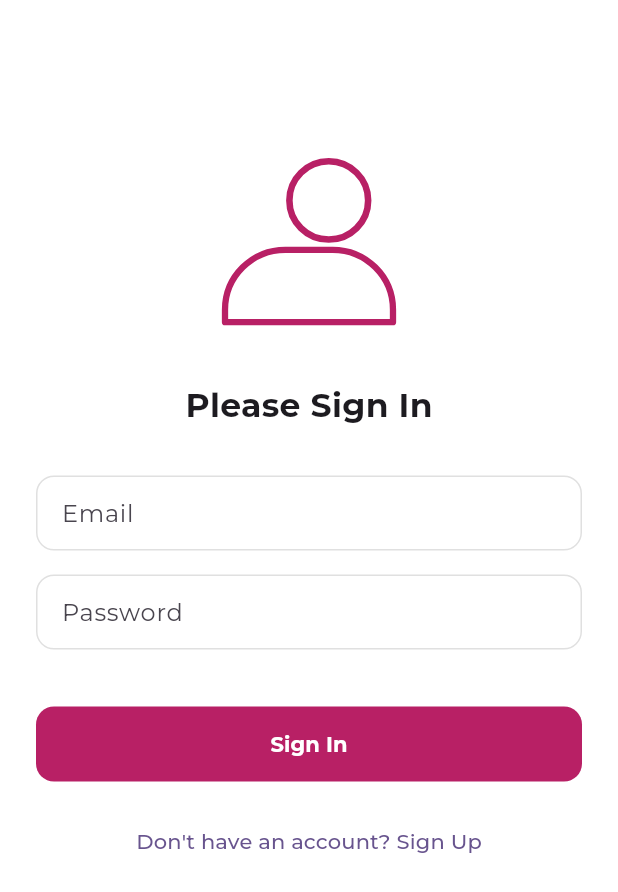
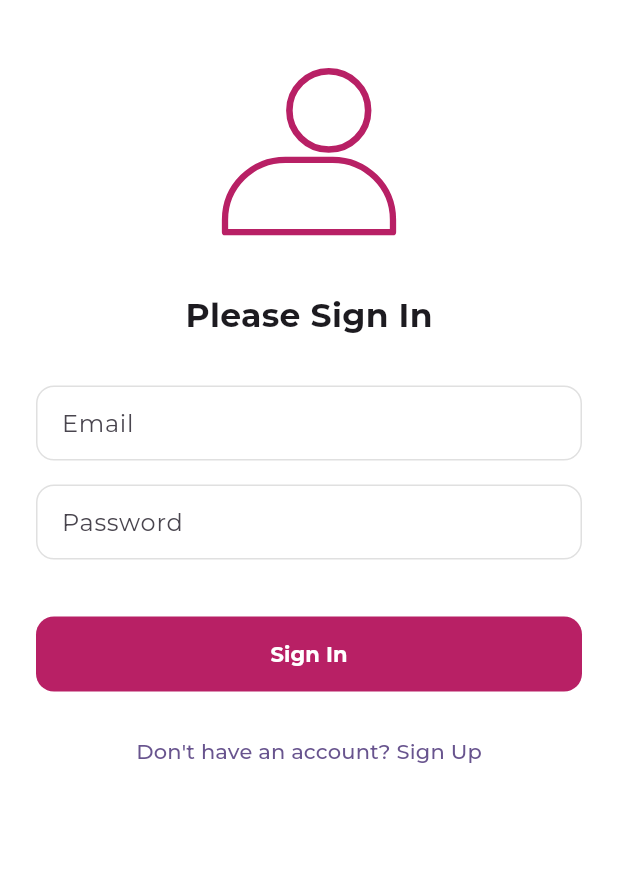
Before and after one commit to Mdizdarevic/charity-app, a Flutter app: the AuthScreen screen opened directly, on a phone screen of 412 x 824 dp. Shown: the top 892 px of the screen. Run offline on Flutter 3.47's test engine with Material 3 defaults, Android fonts, the light colour scheme and no system bars; our stand-ins replace firebase_auth, firebase_core, flutter_riverpod, hive, hive_flutter, lottie; accounts and stored records are empty; network calls fail.

Commit message:
space auth screen up a bit

```diff
--- a/lib/presentation/auth/screen/auth_screen.dart
+++ b/lib/presentation/auth/screen/auth_screen.dart
@@ -91,7 +91,6 @@
         padding: const EdgeInsets.all(24.0),
         child: Column(
           children: [
-            const SizedBox(height: 60),
             Lottie.asset('assets/animations/profile.json', height: 150),
             const SizedBox(height: 20),
             Text(isSignIn ? "Please Sign In" : "Create Account",
```
